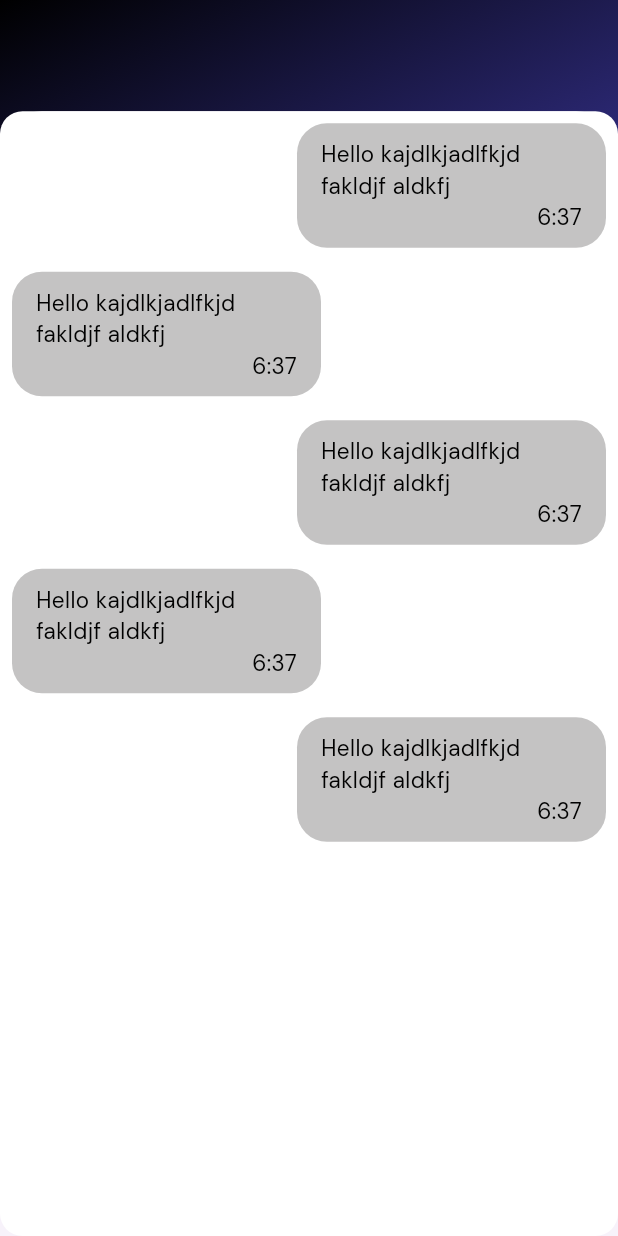
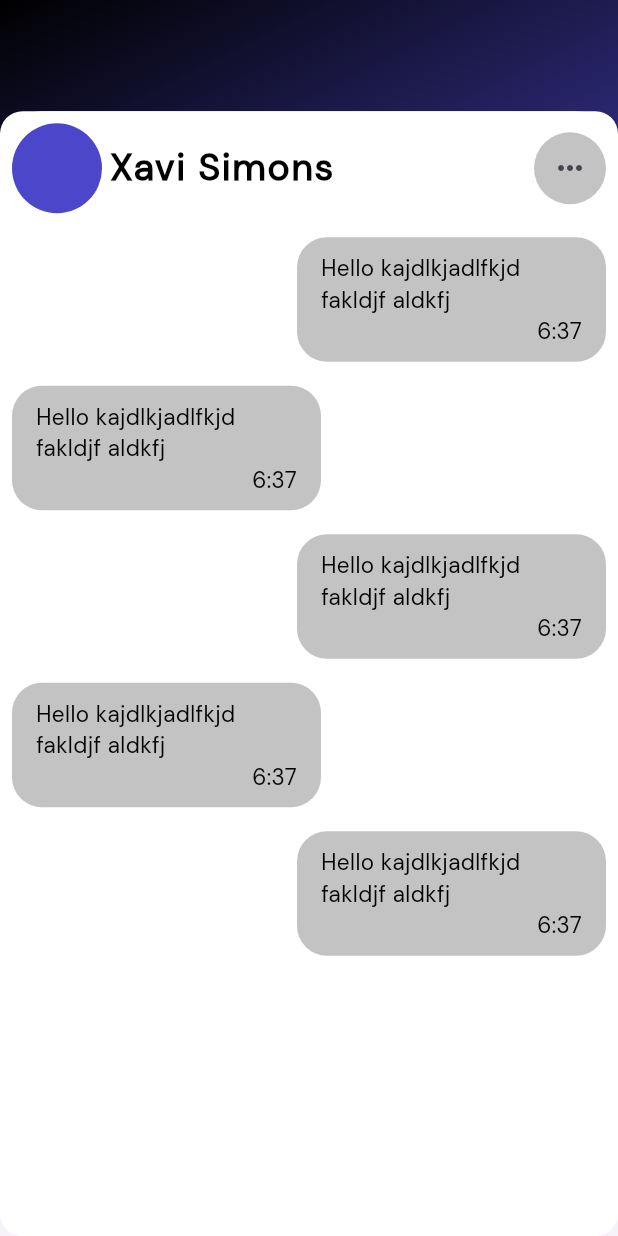
Before and after one commit to janWICKEDpro/real_time_chat, a Flutter app: the screen it shows after launch, on a phone screen of 412 x 824 dp. Run offline on Flutter 3.47's test engine with Material 2 defaults, Android fonts, the phone set to English and light mode, and no system bars; our stand-ins replace firebase_core, flutter_bloc, get_it, go_router; accounts and stored records are empty.

Commit message:
message screen

```diff
--- a/lib/screens/messaging_screen.dart
+++ b/lib/screens/messaging_screen.dart
@@ -1,6 +1,8 @@
 import 'package:chat_app/dummy_data/dummy_data.dart';
 import 'package:chat_app/themes/colors.dart';
+import 'package:chat_app/themes/themes.dart';
 import 'package:chat_app/widgets/message_tile.dart';
+import 'package:chat_app/widgets/size_box.dart';
 import 'package:flutter/material.dart';
 
 class MessagingScreen extends StatelessWidget {
@@ -10,7 +12,7 @@ class MessagingScreen extends StatelessWidget {
   Widget build(BuildContext context) {
     return Scaffold(
       body: Container(
-        decoration: BoxDecoration(gradient: gradient),
+        decoration: const BoxDecoration(gradient: gradient),
       ),
       bottomSheet: Container(
         height: MediaQuery.of(context).size.height * 0.91,
@@ -21,6 +23,35 @@ class MessagingScreen extends StatelessWidget {
         ),
         child: Column(
           children: [
+            Padding(
+              padding: const EdgeInsets.all(8.0),
+              child: Row(
+                mainAxisAlignment: MainAxisAlignment.spaceBetween,
+                children: [
+                  Row(
+                    children: [
+                      CircleAvatar(
+                        radius: 30,
+                        backgroundColor: purple,
+                      ),
+                      sizedBox(width: 5),
+                      Text(
+                        "Xavi Simons",
+                        style: AppThemes().name,
+                      )
+                    ],
+                  ),
+                  Container(
+                    decoration: BoxDecoration(
+                        color: grey, borderRadius: BorderRadius.circular(30)),
+                    child: IconButton(
+                      onPressed: () {},
+                      icon: const Icon(Icons.more_horiz),
+                    ),
+                  )
+                ],
+              ),
+            ),
             ...List.generate(messages.length, (index) {
               if (messages[index].receiverId == '2') {
                 return Align(
```
